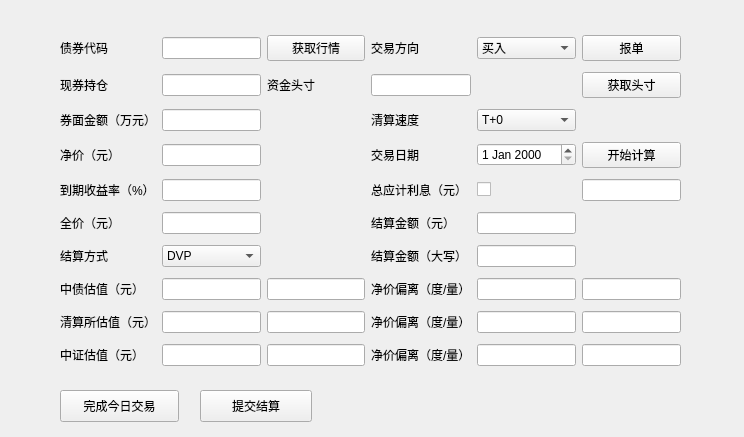
rahrahr/Trade-Monitor, file ui/bond_info.ui: the form before one commit.
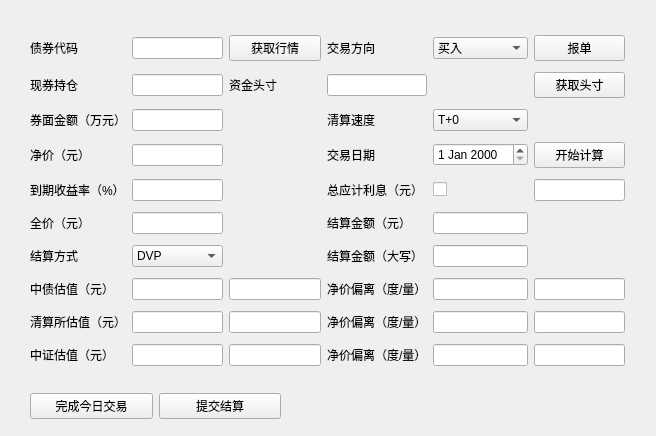
The form after the commit. Custom widgets are drawn as their Qt base class.

The edit to the form file:
```diff
--- a/ui/bond_info.ui
+++ b/ui/bond_info.ui
@@ -6,8 +6,8 @@
    <rect>
     <x>0</x>
     <y>0</y>
-    <width>744</width>
-    <height>437</height>
+    <width>656</width>
+    <height>436</height>
    </rect>
   </property>
   <property name="sizePolicy">
@@ -31,10 +31,10 @@
    <widget class="QWidget" name="layoutWidget">
     <property name="geometry">
      <rect>
-      <x>60</x>
+      <x>30</x>
       <y>30</y>
-      <width>621</width>
-      <height>351</height>
+      <width>595</width>
+      <height>342</height>
      </rect>
     </property>
     <layout class="QGridLayout" name="gridLayout">
@@ -321,31 +321,31 @@
      </item>
     </layout>
    </widget>
-   <widget class="QPushButton" name="is_last_trade">
+   <widget class="QWidget" name="">
     <property name="geometry">
      <rect>
-      <x>60</x>
+      <x>30</x>
       <y>390</y>
-      <width>119</width>
+      <width>251</width>
       <height>32</height>
      </rect>
     </property>
-    <property name="text">
-     <string>完成今日交易</string>
-    </property>
-   </widget>
-   <widget class="QPushButton" name="send_settlement">
-    <property name="geometry">
-     <rect>
-      <x>200</x>
-      <y>390</y>
-      <width>112</width>
-      <height>32</height>
-     </rect>
-    </property>
-    <property name="text">
-     <string>提交结算</string>
-    </property>
+    <layout class="QHBoxLayout" name="horizontalLayout">
+     <item>
+      <widget class="QPushButton" name="is_last_trade">
+       <property name="text">
+        <string>完成今日交易</string>
+       </property>
+      </widget>
+     </item>
+     <item>
+      <widget class="QPushButton" name="send_settlement">
+       <property name="text">
+        <string>提交结算</string>
+       </property>
+      </widget>
+     </item>
+    </layout>
    </widget>
   </widget>
  </widget>
```
